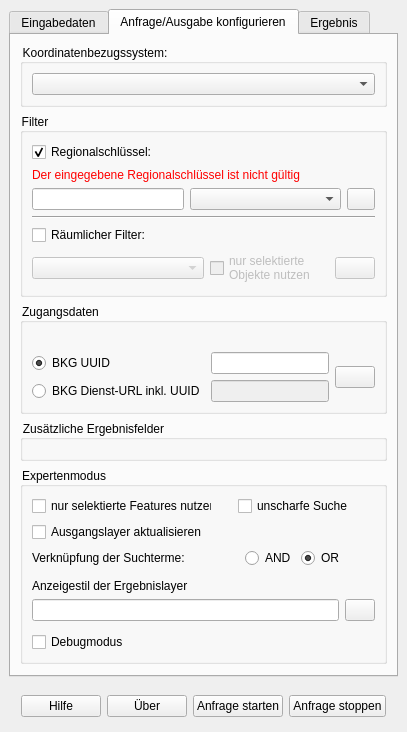
de-bkg/qgis-geocoder, file interface/ui/main_dockwidget.ui: the form before one commit.
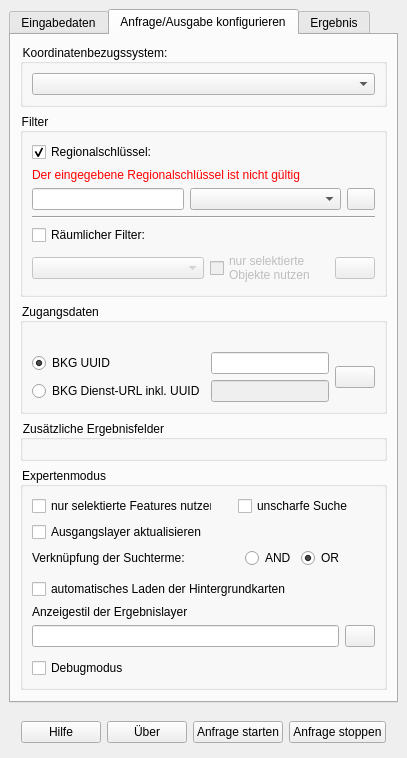
The form after the commit. The open tabs and pages were chosen to show the change. Icons and pictures are not drawn. Custom widgets are drawn as their Qt base class.

Commit message: auto load background maps on start of geocoding; setting for auto loading; resolves #53

Diff of the .ui file:
```diff
--- a/interface/ui/main_dockwidget.ui
+++ b/interface/ui/main_dockwidget.ui
@@ -954,6 +954,31 @@
              </property>
             </spacer>
            </item>
+           <item>
+            <widget class="QCheckBox" name="background_check">
+             <property name="sizePolicy">
+              <sizepolicy hsizetype="Minimum" vsizetype="Fixed">
+               <horstretch>0</horstretch>
+               <verstretch>0</verstretch>
+              </sizepolicy>
+             </property>
+             <property name="minimumSize">
+              <size>
+               <width>180</width>
+               <height>0</height>
+              </size>
+             </property>
+             <property name="toolTip">
+              <string>&lt;p&gt;Lädt Hintergrundkarten automatisch beim Start der Geokodierung.&lt;/p&gt;</string>
+             </property>
+             <property name="layoutDirection">
+              <enum>Qt::LeftToRight</enum>
+             </property>
+             <property name="text">
+              <string>automatisches Laden der Hintergrundkarten</string>
+             </property>
+            </widget>
+           </item>
            <item>
             <widget class="QLabel" name="label_2">
              <property name="text">
```
The commit also changes 2 other files.
